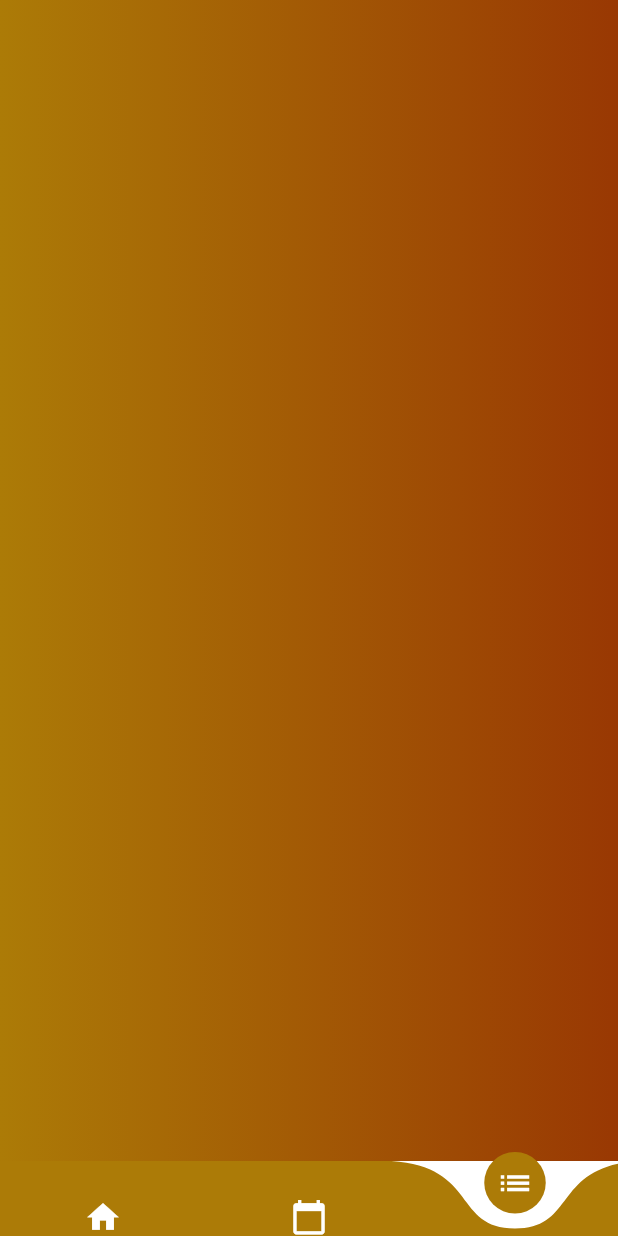
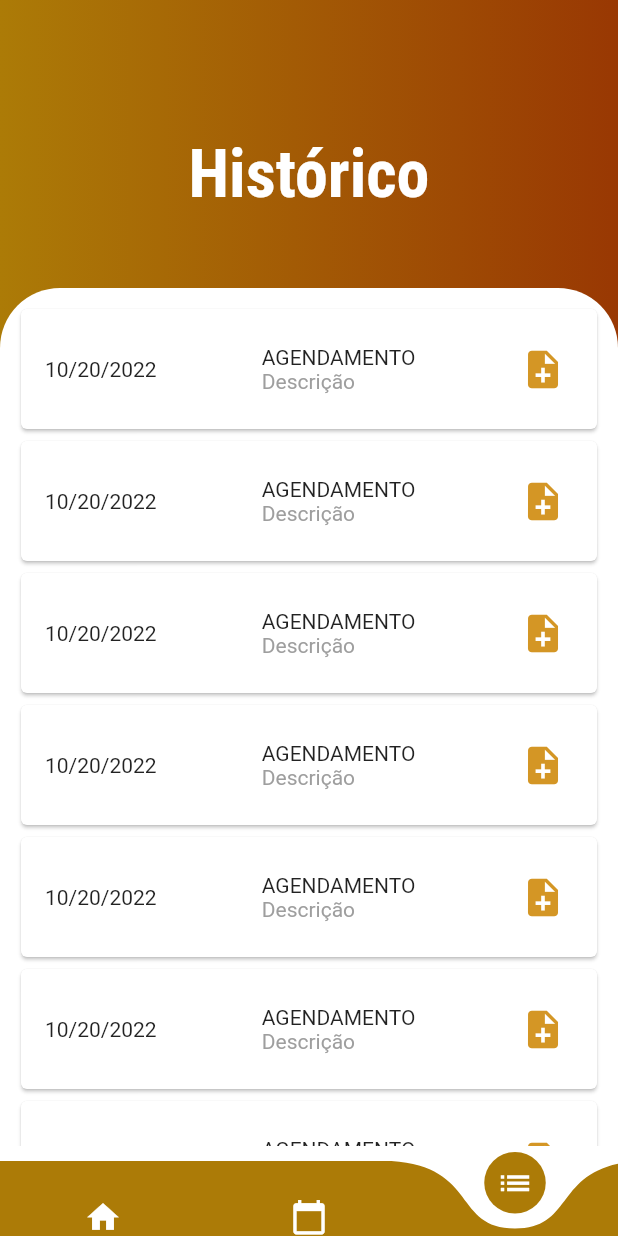
Before and after one commit to jotacabral/senai-flutter-pi-feedback, a Flutter app: the GeneralPage screen opened directly, item 3 of the bottom bar chosen, on a phone screen of 412 x 824 dp. Run offline on Flutter 3.47's test engine with Material 2 defaults, Android fonts, the phone set to English and light mode, and no system bars; drawn by our look-alikes of curved_navigation_bar; our stand-ins replace google_fonts, syncfusion_flutter_charts; network calls fail.

Commit message:
Adicionadas telas de agendamento e Historico

```diff
--- a/lib/modules/general/general_page.dart
+++ b/lib/modules/general/general_page.dart
@@ -1,6 +1,8 @@
 import 'package:curved_navigation_bar/curved_navigation_bar.dart';
 import 'package:flutter/material.dart';
+import 'package:senai_feedback/modules/general/history/history_page.dart';
 import 'package:senai_feedback/modules/general/home/home_page.dart';
+import 'package:senai_feedback/modules/general/shedule/shedule_page.dart';
 import 'package:senai_feedback/shared/app_ui.dart';
 
 class GeneralPage extends StatefulWidget {
@@ -16,7 +18,11 @@ class GeneralPage extends StatefulWidget {
 class _GeneralPageState extends State<GeneralPage> {
   int index = 0;
 
-  List<Widget> pages = [const HomePage(), Container(), Container()];
+  List<Widget> pages = [
+    const HomePage(),
+    const ShedulePage(),
+    const HistoryPage()
+  ];
 
   @override
   Widget build(BuildContext context) {
--- /dev/null
+++ b/lib/modules/general/history/components/card_history.dart
@@ -0,0 +1,47 @@
+import 'package:flutter/material.dart';
+
+class CardHistory extends StatelessWidget {
+  const CardHistory({
+    Key? key,
+  }) : super(key: key);
+
+  @override
+  Widget build(BuildContext context) {
+    return Card(
+        child: Container(
+      padding: EdgeInsets.all(16),
+      height: 80,
+      child: Row(
+        mainAxisAlignment: MainAxisAlignment.spaceBetween,
+        children: [
+          Text(
+            '10/20/2022',
+          ),
+          Column(
+            crossAxisAlignment: CrossAxisAlignment.start,
+            mainAxisAlignment: MainAxisAlignment.center,
+            children: [
+              Text('Agendamento'.toUpperCase()),
+              Text(
+                'Descrição',
+                style: TextStyle(color: Colors.grey),
+              ),
+            ],
+          ),
+          Row(
+            children: [
+              Icon(
+                Icons.note_add,
+                color: Color.fromARGB(234, 208, 141, 17),
+                size: 30,
+              ),
+              SizedBox(
+                width: 5,
+              ),
+            ],
+          ),
+        ],
+      ),
+    ));
+  }
+}
--- /dev/null
+++ b/lib/modules/general/history/history_page.dart
@@ -0,0 +1,24 @@
+import 'package:flutter/material.dart';
+import 'package:senai_feedback/modules/general/history/components/card_history.dart';
+import 'package:senai_feedback/shared/components/app_page_default.dart';
+
+class HistoryPage extends StatelessWidget {
+  const HistoryPage({Key? key}) : super(key: key);
+
+  @override
+  Widget build(BuildContext context) => const AppPageDefault(
+        titlePage: 'Histórico',
+        childrens: [
+          CardHistory(),
+          CardHistory(),
+          CardHistory(),
+          CardHistory(),
+          CardHistory(),
+          CardHistory(),
+          CardHistory(),
+          CardHistory(),
+          CardHistory(),
+          CardHistory(),
+        ],
+      );
+}
--- /dev/null
+++ b/lib/shared/components/app_page_default.dart
@@ -0,0 +1,49 @@
+import 'package:flutter/material.dart';
+import 'package:google_fonts/google_fonts.dart';
+
+class AppPageDefault extends StatelessWidget {
+  final List<Widget>? childrens;
+  final String? titlePage;
+
+  const AppPageDefault({Key? key, this.childrens, this.titlePage})
+      : super(key: key);
+
+  @override
+  Widget build(BuildContext context) {
+    return Column(
+      children: [
+        Padding(
+          padding: const EdgeInsets.only(top: 90),
+          child: Text(
+            titlePage!,
+            style: GoogleFonts.robotoCondensed(
+              fontWeight: FontWeight.w700,
+              color: Colors.white,
+              fontSize: 44,
+            ),
+          ),
+        ),
+        const SizedBox(
+          height: 50,
+        ),
+        Expanded(
+          child: Container(
+            width: MediaQuery.of(context).size.width,
+            height: MediaQuery.of(context).size.height,
+            child: Padding(
+              padding: const EdgeInsets.all(10.0),
+              child: ListView(
+                children: childrens!,
+              ),
+            ),
+            decoration: const BoxDecoration(
+                color: Colors.white,
+                borderRadius: const BorderRadius.only(
+                    topLeft: Radius.circular(40),
+                    topRight: Radius.circular(40))),
+          ),
+        )
+      ],
+    );
+  }
+}
```
Also changed, not shown: lib/modules/general/shedule/components/card_shedule.dart (added, +52 -0 lines), lib/modules/general/shedule/shedule_page.dart (added, +14 -0 lines).
